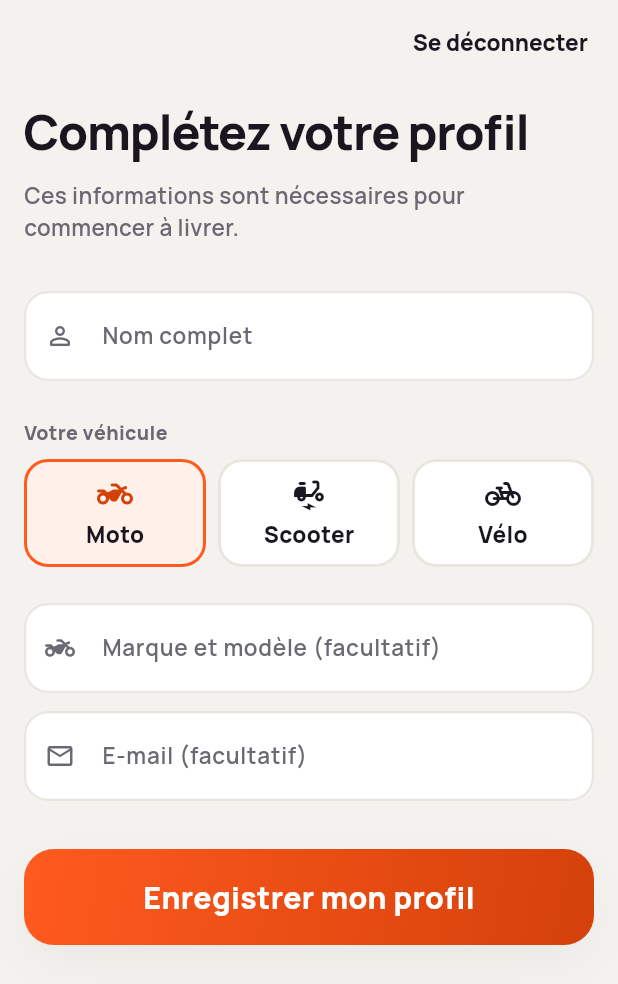
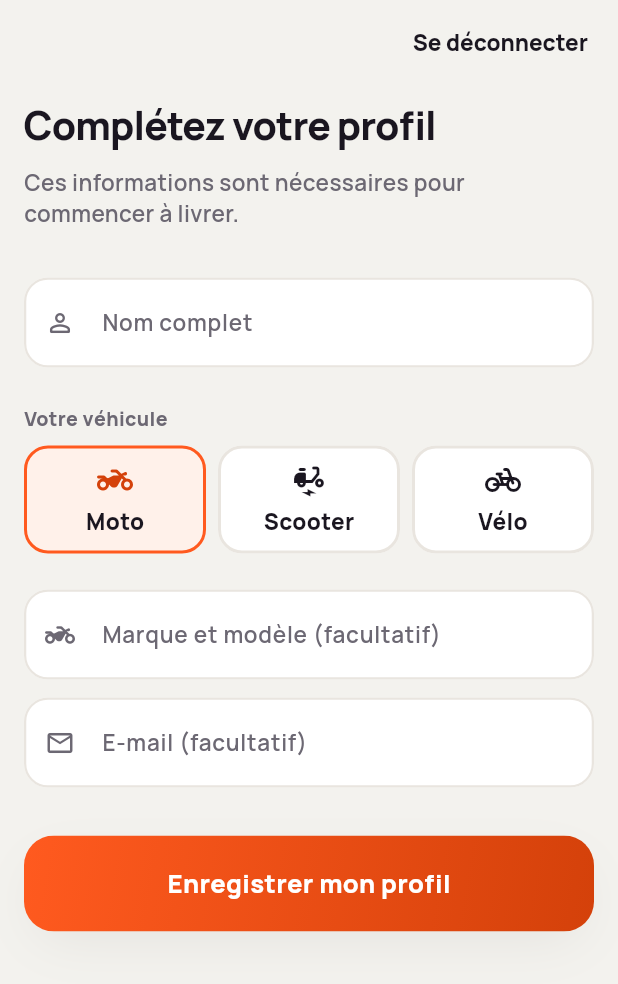
Before and after one commit to naimlawani01/front-livraison, a Flutter app: the ProfileSetupScreen screen opened directly, on a phone screen of 412 x 824 dp. Shown: the top 984 px of the screen. Run offline on Flutter 3.47's test engine with Material 3 defaults, Android fonts, the phone set to English and light mode, and no system bars; our stand-ins replace file_picker, firebase_analytics, firebase_core, firebase_crashlytics, firebase_messaging, flutter_local_notifications and 7 more; missing offline and left inert: flutter_foreground_task; accounts and stored records are empty; network calls fail.

Commit message:
Typo : titres d'accueil 26 px (au lieu de 32), bouton principal 17 px (au lieu de 20)
Échelle de référence ajoutée au skill sonaiyaa-design : 32–40 réservés aux
montants héros.

Co-Authored-By: Claude Opus 5.5 <noreply@anthropic.com>
Claude-Session: https://claude.ai/code/session_01HfCacs4Jy3LEeuQ1UL1Ci3

```diff
--- a/mobile-livreur/lib/screens/auth/login_screen.dart
+++ b/mobile-livreur/lib/screens/auth/login_screen.dart
@@ -100,7 +100,7 @@ class _LoginScreenState extends State<LoginScreen> with SingleTickerProviderStat
                       const Text(
                         'Sönaiyaa Livreur',
                         textAlign: TextAlign.center,
-                        style: TextStyle(color: AppTheme.textPrimary, fontSize: 32, fontWeight: FontWeight.w800, letterSpacing: -0.8),
+                        style: TextStyle(color: AppTheme.textPrimary, fontSize: 26, fontWeight: FontWeight.w800, letterSpacing: -0.6),
                       ),
                       const SizedBox(height: 8),
                       const Text(
--- a/mobile-livreur/lib/screens/auth/profile_setup_screen.dart
+++ b/mobile-livreur/lib/screens/auth/profile_setup_screen.dart
@@ -104,7 +104,7 @@ class _ProfileSetupScreenState extends State<ProfileSetupScreen> with SingleTick
               child: Column(
                 crossAxisAlignment: CrossAxisAlignment.stretch,
                 children: [
-                  const Text('Complétez votre profil', style: TextStyle(fontSize: 32, fontWeight: FontWeight.w800, color: AppTheme.textPrimary, letterSpacing: -0.8)),
+                  const Text('Complétez votre profil', style: TextStyle(fontSize: 26, fontWeight: FontWeight.w800, color: AppTheme.textPrimary, letterSpacing: -0.6)),
                   const SizedBox(height: 8),
                   const Text(
                     'Ces informations sont nécessaires pour commencer à livrer.',
--- a/mobile-livreur/lib/screens/auth/register_screen.dart
+++ b/mobile-livreur/lib/screens/auth/register_screen.dart
@@ -153,7 +153,7 @@ class _RegisterScreenState extends State<RegisterScreen> with SingleTickerProvid
               children: [
                 Image.asset('assets/branding/logo_mark_tight.png', width: 56, height: 56, fit: BoxFit.contain),
                 const SizedBox(height: 24),
-                const Text('Devenir livreur', style: TextStyle(fontSize: 32, fontWeight: FontWeight.w800, color: AppTheme.textPrimary, letterSpacing: -0.8)),
+                const Text('Devenir livreur', style: TextStyle(fontSize: 26, fontWeight: FontWeight.w800, color: AppTheme.textPrimary, letterSpacing: -0.6)),
                 const SizedBox(height: 8),
                 const Text(
                   'Recevez des courses près de chez vous et soyez payé à chaque livraison.',
--- a/mobile-partenaire/lib/screens/auth/login_screen.dart
+++ b/mobile-partenaire/lib/screens/auth/login_screen.dart
@@ -100,7 +100,7 @@ class _LoginScreenState extends State<LoginScreen> with SingleTickerProviderStat
                       const Text(
                         'Sönaiyaa Expéditeur',
                         textAlign: TextAlign.center,
-                        style: TextStyle(color: AppTheme.textPrimary, fontSize: 32, fontWeight: FontWeight.w800, letterSpacing: -0.8),
+                        style: TextStyle(color: AppTheme.textPrimary, fontSize: 26, fontWeight: FontWeight.w800, letterSpacing: -0.6),
                       ),
                       const SizedBox(height: 8),
                       const Text(
--- a/mobile-partenaire/lib/screens/auth/register_screen.dart
+++ b/mobile-partenaire/lib/screens/auth/register_screen.dart
@@ -221,7 +221,7 @@ class _RegisterScreenState extends State<RegisterScreen>
               children: [
                 Image.asset('assets/branding/logo_mark_tight.png', width: 56, height: 56, fit: BoxFit.contain),
                 const SizedBox(height: 24),
-                const Text('Créer votre compte', style: TextStyle(fontSize: 32, fontWeight: FontWeight.w800, color: AppTheme.textPrimary, letterSpacing: -0.8)),
+                const Text('Créer votre compte', style: TextStyle(fontSize: 26, fontWeight: FontWeight.w800, color: AppTheme.textPrimary, letterSpacing: -0.6)),
                 const SizedBox(height: 8),
                 const Text(
                   'Trouvez un livreur pour vos clients en quelques secondes.',
--- a/mobile_core/lib/widgets/primary_cta.dart
+++ b/mobile_core/lib/widgets/primary_cta.dart
@@ -56,7 +56,7 @@ class PrimaryCta extends StatelessWidget {
                           maxLines: 1,
                           overflow: TextOverflow.ellipsis,
                           style: TextStyle(
-                            fontSize: 20,
+                            fontSize: 17,
                             fontWeight: FontWeight.w800,
                             color: onPressed != null ? AppTheme.white : AppTheme.textSecondary,
                           ),
```
Also changed, not shown: 1 other file.
